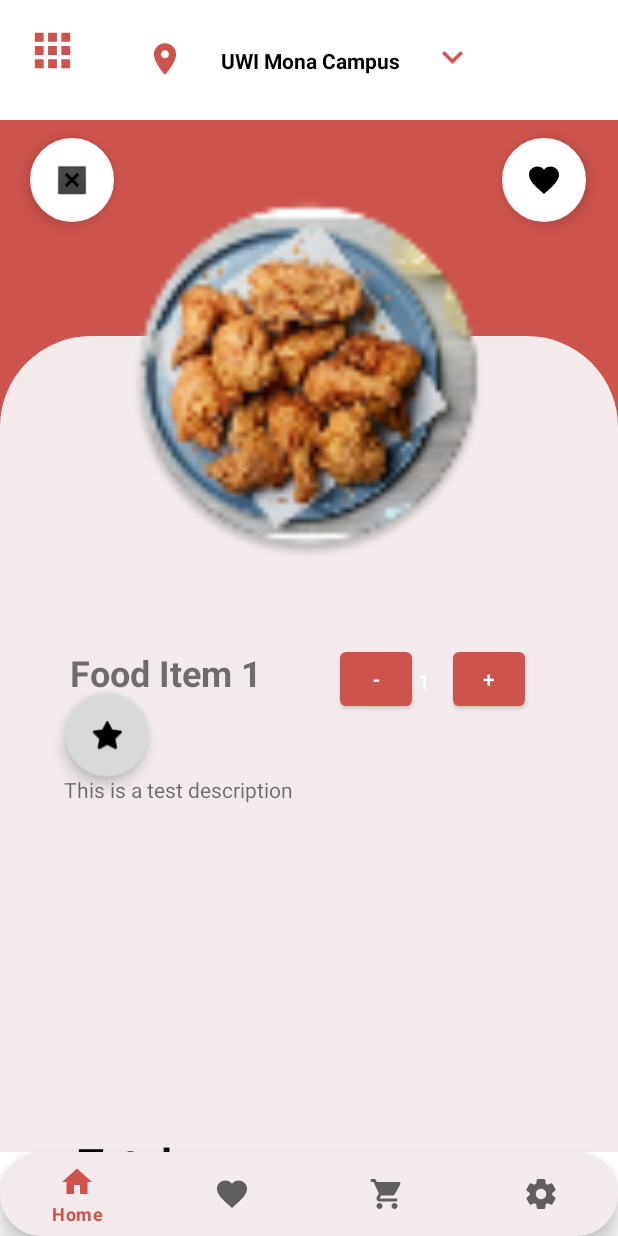
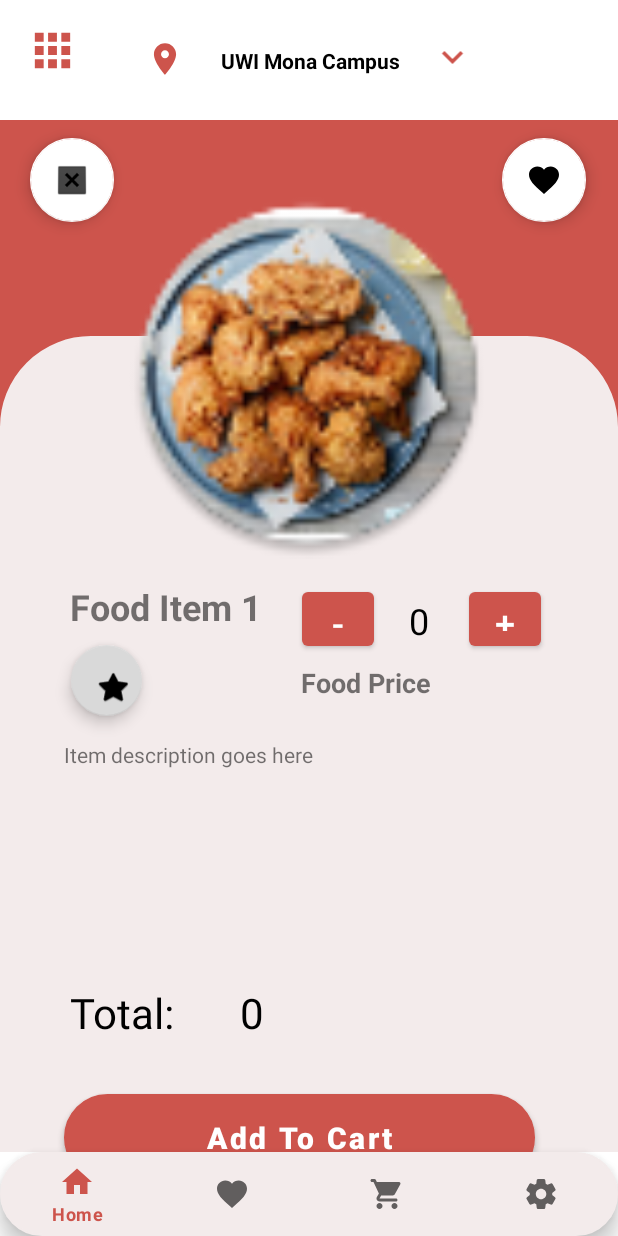
Before and after one commit to Chavaughn/SWEN3001_Project_StarvationPrevention, an Android app: the fragment ItemFragment placed in its activity, on a phone screen of 412 x 824 dp. Run offline under Robolectric (Android 15) with nearby library versions, the phone set to English and light mode, and no system bars; our stand-ins replace navigation-ui; 3 statements that could not run were skipped.

Commit message:
Implemented Decrement and Increment buttons on ItemFragment

```diff
--- a/app/src/main/java/com/example/swen3001_project_starvationprevention/fragment/ItemFragment.kt
+++ b/app/src/main/java/com/example/swen3001_project_starvationprevention/fragment/ItemFragment.kt
@@ -6,12 +6,15 @@ import android.view.LayoutInflater
 import android.view.View
 import android.view.ViewGroup
 import android.widget.TextView
+import android.widget.Toast
 import androidx.navigation.fragment.findNavController
+import androidx.navigation.fragment.navArgs
+import com.example.swen3001_project_starvationprevention.R
 import com.example.swen3001_project_starvationprevention.databinding.ItemFragmentBinding
 
 class ItemFragment : Fragment() {
 
-
+    private val args by navArgs<ItemFragmentArgs>()
     private var _binding: ItemFragmentBinding? = null
 
     // This property is only valid between onCreateView and
@@ -22,13 +25,57 @@ class ItemFragment : Fragment() {
         inflater: LayoutInflater, container: ViewGroup?,
         savedInstanceState: Bundle?
     ): View? {
-        //TextView itemDescription = (TextView)findViewById(R.id.itemDescription);
+
         super.onCreate(savedInstanceState)
         _binding = ItemFragmentBinding.inflate(inflater, container, false)
-        var itemDescription = _binding?.itemDescription;
-        itemDescription?.text = "This is a test description"
+        var itemName = _binding?.itemName;
+        itemName?.text = (args.currentItem.item_name)
+
+        var itemPrice = _binding?.FoodPrice;
+        itemPrice?.text = (args.currentItem.item_price.toString())
+
+
         //binding.itemDescription.text = "This is a test"
 
+
+        //Button Creations and Navigation
+        var Incrementbutton = _binding!!.increment
+        var Decrementbutton = _binding!!.decrement
+        var itemQuantity = _binding!!.quantityDisplay
+        //Increment Item cost per click
+        Incrementbutton.setOnClickListener {
+            //Increment item quantity per click
+            var quantity = itemQuantity.text.toString().toInt()
+            quantity++
+            itemQuantity.text = quantity.toString()
+            //Increment item cost per click
+            var cost = _binding!!.totalval.text.toString().toDouble()
+            cost += args.currentItem.item_price
+            _binding!!.totalval.text = cost.toString()
+            //toast to say cost incremented by item price
+            Toast.makeText(context, "Cost Incremented by " + args.currentItem.item_price, Toast.LENGTH_SHORT).show()
+
+        }
+        //Decrement Item cost per click
+        Decrementbutton.setOnClickListener {
+            //Decrement item quantity per click
+            var quantity = itemQuantity.text.toString().toInt()
+            if (quantity > 0) {
+                quantity--
+                itemQuantity.text = quantity.toString()
+                //Decrement item cost per click
+                var cost = _binding!!.totalval.text.toString().toDouble()
+                cost -= args.currentItem.item_price
+                _binding!!.totalval.text = cost.toString()
+                //toast to say cost decremented by item price
+                Toast.makeText(context, "Cost Decremented by " + args.currentItem.item_price, Toast.LENGTH_SHORT).show()
+            }
+
+            var backButton = _binding!!.backButton
+            backButton.setOnClickListener {
+                findNavController().navigate(R.id.action_itemFragment_to_restaurantFragment)
+            }
+        }
 
         return binding.root
 
--- a/app/src/main/res/layout/item_fragment.xml
+++ b/app/src/main/res/layout/item_fragment.xml
@@ -19,16 +19,21 @@
         app:layout_constraintTop_toTopOf="parent">
 
         <TextView
-            android:id="@+id/itemName"
+            android:id="@+id/totalval"
             android:layout_width="wrap_content"
             android:layout_height="wrap_content"
-            android:layout_marginStart="4dp"
-            android:layout_marginTop="208dp"
-            android:text="@string/foodItem1"
-            android:textSize="24sp"
-            android:textStyle="bold"
-            app:layout_constraintStart_toStartOf="@+id/guideline5"
-            app:layout_constraintTop_toTopOf="parent" />
+            android:layout_marginStart="28dp"
+
+            android:text="0"
+            android:textColor="@color/black"
+            android:textSize="28sp"
+
+            app:layout_constraintBottom_toTopOf="@+id/addToCart"
+            app:layout_constraintEnd_toStartOf="@+id/guideline6"
+            app:layout_constraintHorizontal_bias="0.08"
+            app:layout_constraintStart_toEndOf="@+id/total"
+            app:layout_constraintTop_toTopOf="@+id/guideline14"
+            app:layout_constraintVertical_bias="0.588" />
 
         <androidx.constraintlayout.widget.Guideline
             android:id="@+id/guideline5"
@@ -46,19 +51,87 @@
 
         <TextView
             android:id="@+id/itemDescription"
-            android:layout_width="318dp"
-            android:layout_height="176dp"
-            android:layout_marginTop="52dp"
-            android:text="@string/loremIpsum"
+            android:layout_width="311dp"
+            android:layout_height="111dp"
+            android:layout_marginTop="16dp"
+            android:text="Item description goes here"
+            app:layout_constraintBottom_toTopOf="@+id/guideline14"
             app:layout_constraintEnd_toStartOf="@+id/guideline6"
             app:layout_constraintHorizontal_bias="0.0"
             app:layout_constraintStart_toStartOf="@+id/guideline5"
-            app:layout_constraintTop_toBottomOf="@+id/itemName" />
+            app:layout_constraintTop_toTopOf="@+id/guideline11"
+            app:layout_constraintVertical_bias="0.2" />
+
+        <Button
+            android:id="@+id/increment"
+            android:layout_width="48dp"
+            android:layout_height="48dp"
+            android:layout_marginBottom="40dp"
+            android:paddingBottom="10dp"
+            android:text="+"
+            android:textSize="24dp"
+            app:layout_constraintBottom_toTopOf="@+id/guideline11"
+            app:layout_constraintEnd_toEndOf="parent"
+            app:layout_constraintHorizontal_bias="0.859"
+            app:layout_constraintStart_toStartOf="parent" />
+
+        <com.google.android.material.floatingactionbutton.FloatingActionButton
+            android:id="@+id/floatingActionButton4"
+            android:layout_width="51dp"
+            android:layout_height="47dp"
+            android:layout_marginBottom="416dp"
+            android:clickable="true"
+            android:contentDescription="@string/favourites"
+            app:layout_constraintBottom_toBottomOf="parent"
+            app:layout_constraintEnd_toEndOf="parent"
+            app:layout_constraintHorizontal_bias="0.129"
+            app:layout_constraintStart_toStartOf="parent"
+            app:layout_constraintTop_toBottomOf="@+id/itemName"
+            app:srcCompat="@android:drawable/btn_star_big_on" />
+
+        <TextView
+            android:id="@+id/itemName"
+            android:layout_width="wrap_content"
+            android:layout_height="wrap_content"
+            android:layout_marginStart="4dp"
+            android:layout_marginTop="164dp"
+            android:text="@string/foodItem1"
+            android:textSize="24sp"
+            android:textStyle="bold"
+            app:layout_constraintStart_toStartOf="@+id/guideline5"
+            app:layout_constraintTop_toTopOf="parent" />
+
+        <TextView
+            android:id="@+id/FoodPrice"
+            android:layout_width="wrap_content"
+            android:layout_height="wrap_content"
+            android:layout_marginStart="80dp"
+            android:text="Food Price"
+            android:textSize="18dp"
+            android:textStyle="bold"
+            app:layout_constraintBottom_toTopOf="@+id/guideline11"
+            app:layout_constraintEnd_toStartOf="@+id/guideline6"
+            app:layout_constraintHorizontal_bias="0.523"
+            app:layout_constraintStart_toStartOf="@+id/guideline5"
+            app:layout_constraintTop_toTopOf="parent"
+            app:layout_constraintVertical_bias="0.96" />
+
+        <Button
+            android:id="@+id/decrement"
+            android:layout_width="48dp"
+            android:layout_height="48dp"
+            android:layout_marginBottom="40dp"
+            android:text="-"
+            android:textSize="24dp"
+            app:layout_constraintBottom_toTopOf="@+id/guideline11"
+            app:layout_constraintEnd_toEndOf="parent"
+            app:layout_constraintHorizontal_bias="0.553"
+            app:layout_constraintStart_toStartOf="parent" />
 
         <Button
             android:id="@+id/addToCart"
-            android:layout_width="0dp"
-            android:layout_height="75dp"
+            android:layout_width="314dp"
+            android:layout_height="58dp"
             android:background="@drawable/rounded_corners"
             android:text="Add To Cart"
             android:textAllCaps="false"
@@ -69,70 +142,54 @@
             app:layout_constraintHorizontal_bias="0.0"
             app:layout_constraintStart_toStartOf="@+id/guideline5"
             app:layout_constraintTop_toBottomOf="@+id/itemDescription"
-            app:layout_constraintVertical_bias="0.905" />
-
-        <Button
-            android:id="@+id/decrement"
-            android:layout_width="48dp"
-            android:layout_height="48dp"
-            android:layout_marginBottom="40dp"
-            android:text="-"
-            app:layout_constraintBottom_toTopOf="@+id/itemDescription"
-            app:layout_constraintEnd_toEndOf="parent"
-            app:layout_constraintHorizontal_bias="0.622"
-            app:layout_constraintStart_toStartOf="parent" />
-
-        <Button
-            android:id="@+id/increment"
-            android:layout_width="48dp"
-            android:layout_height="48dp"
-            android:layout_marginBottom="40dp"
-            android:text="+"
-            app:layout_constraintBottom_toTopOf="@+id/itemDescription"
-            app:layout_constraintEnd_toEndOf="parent"
-            app:layout_constraintHorizontal_bias="0.83"
-            app:layout_constraintStart_toStartOf="parent" />
+            app:layout_constraintVertical_bias="0.52" />
 
         <TextView
             android:id="@+id/quantityDisplay"
-            android:layout_width="50dp"
-            android:layout_height="20dp"
-            android:layout_marginBottom="52dp"
-            android:text="1"
+            android:layout_width="61dp"
+            android:layout_height="32dp"
+            android:layout_marginBottom="44dp"
+            android:text="0"
             android:textAlignment="center"
-            android:textColor="@color/white"
+            android:textColor="@color/black"
+            android:textSize="24dp"
             android:visibility="visible"
-            app:layout_constraintBottom_toTopOf="@+id/itemDescription"
+            app:layout_constraintBottom_toTopOf="@+id/guideline11"
             app:layout_constraintEnd_toStartOf="@+id/guideline6"
             app:layout_constraintHorizontal_bias="0.811"
-            app:layout_constraintStart_toStartOf="@+id/guideline5" />
+            app:layout_constraintStart_toStartOf="@+id/guideline5"
+            app:layout_constraintTop_toTopOf="parent"
+            app:layout_constraintVertical_bias="0.983" />
 
         <TextView
             android:id="@+id/total"
             android:layout_width="wrap_content"
             android:layout_height="wrap_content"
-            android:layout_marginStart="52dp"
-            android:layout_marginBottom="108dp"
+            android:text="Total:"
+
             android:textColor="@color/black"
+            android:textSize="28sp"
 
-            android:text="Total:"
-            android:textSize="28sp"
-            android:textStyle="bold"
-            app:layout_constraintBottom_toBottomOf="parent"
-            app:layout_constraintStart_toStartOf="parent" />
+            app:layout_constraintBottom_toTopOf="@+id/addToCart"
+            app:layout_constraintEnd_toEndOf="@+id/itemDescription"
+            app:layout_constraintHorizontal_bias="0.016"
+            app:layout_constraintStart_toStartOf="@+id/guideline5"
+            app:layout_constraintTop_toTopOf="@+id/guideline14"
+            app:layout_constraintVertical_bias="0.588" />
 
-        <com.google.android.material.floatingactionbutton.FloatingActionButton
-            android:id="@+id/floatingActionButton4"
+        <androidx.constraintlayout.widget.Guideline
+            android:id="@+id/guideline11"
             android:layout_width="wrap_content"
             android:layout_height="wrap_content"
-            android:layout_marginBottom="384dp"
-            android:clickable="true"
-            android:contentDescription="@string/favourites"
-            app:layout_constraintBottom_toBottomOf="parent"
-            app:layout_constraintEnd_toEndOf="parent"
-            app:layout_constraintHorizontal_bias="0.121"
-            app:layout_constraintStart_toStartOf="parent"
-            app:srcCompat="@android:drawable/btn_star_big_on" />
+            android:orientation="horizontal"
+            app:layout_constraintGuide_begin="253dp" />
+
+        <androidx.constraintlayout.widget.Guideline
+            android:id="@+id/guideline14"
+            android:layout_width="wrap_content"
+            android:layout_height="wrap_content"
+            android:orientation="horizontal"
+            app:layout_constraintGuide_begin="382dp" />
 
     </androidx.constraintlayout.widget.ConstraintLayout>
 
```
Also changed, not shown: app/src/main/res/layout/app_bar_main.xml (deleted, +0 -35 lines), app/src/main/res/layout/content_main.xml (deleted, +0 -22 lines), app/src/main/res/layout/fragment_gallery.xml (deleted, +0 -23 lines), app/src/main/res/layout/fragment_home.xml (deleted, +0 -23 lines), app/src/main/res/layout/fragment_slideshow.xml (deleted, +0 -23 lines), app/src/main/res/layout/nav_header_main.xml (deleted, +0 -36 lines), app/src/main/res/navigation/mobile_navigation.xml (deleted, +0 -25 lines).
